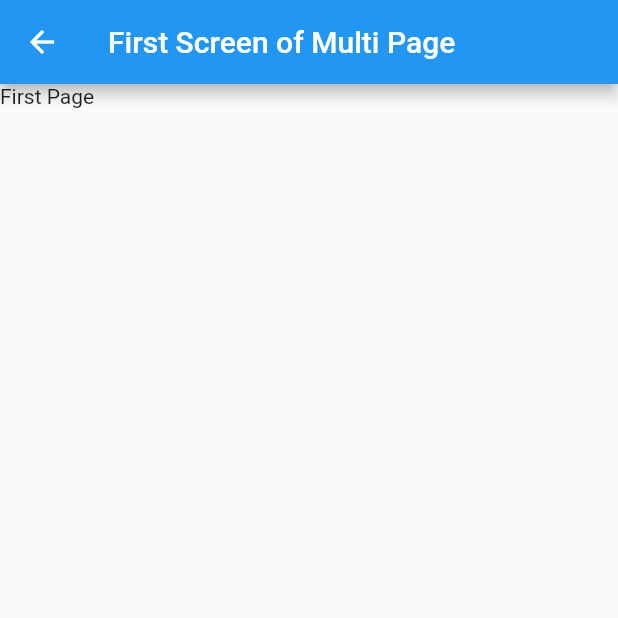
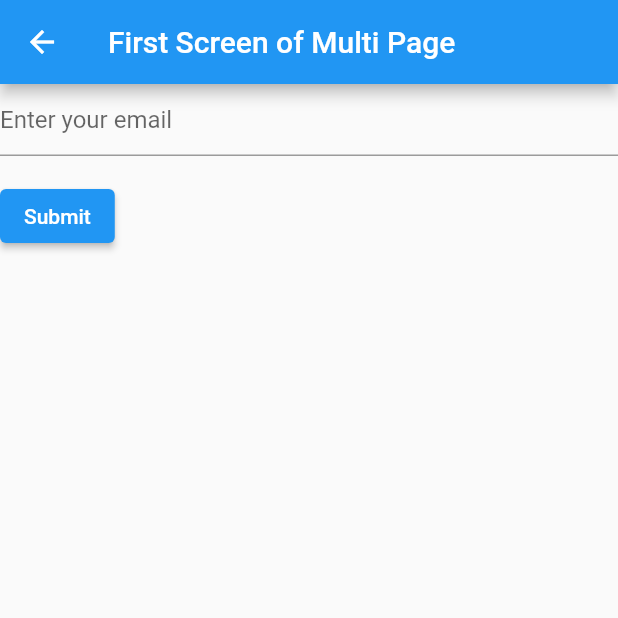
Before and after one commit to MRaifAydin/VrMarketim-AndroidApp, a Flutter app: the screen it shows after launch, in the side drawer, after a tap on "Item 1", on a phone screen of 412 x 824 dp, the top half of it. Run offline on Flutter 3.47's test engine with Material 2 defaults, Android fonts, the phone set to English and light mode, and no system bars.

Commit message:
Form added to first_screen.dart
Form added for future developments.

```diff
--- a/vr_marketim/lib/first_screen.dart
+++ b/vr_marketim/lib/first_screen.dart
@@ -10,7 +10,54 @@
       appBar: AppBar(
         title: Text("First Screen of Multi Page"),
       ),
-      body: Text("First Page"),
+      body: const MyStatefulWidget(),
     );
   }
 }
+
+class MyStatefulWidget extends StatefulWidget {
+  const MyStatefulWidget({Key? key}) : super(key: key);
+
+  @override
+  State<MyStatefulWidget> createState() => _MyStatefulWidgetState();
+}
+
+class _MyStatefulWidgetState extends State<MyStatefulWidget> {
+  final GlobalKey<FormState> _formKey = GlobalKey<FormState>();
+
+  @override
+  Widget build(BuildContext context) {
+    return Form(
+      key: _formKey,
+      child: Column(
+        crossAxisAlignment: CrossAxisAlignment.start,
+        children: <Widget>[
+          TextFormField(
+            decoration: const InputDecoration(
+              hintText: 'Enter your email',
+            ),
+            validator: (String? value) {
+              if (value == null || value.isEmpty) {
+                return 'Please enter some text';
+              }
+              return null;
+            },
+          ),
+          Padding(
+            padding: const EdgeInsets.symmetric(vertical: 16.0),
+            child: ElevatedButton(
+              onPressed: () {
+                // Validate will return true if the form is valid, or false if
+                // the form is invalid.
+                if (_formKey.currentState!.validate()) {
+                  // Process data.
+                }
+              },
+              child: const Text('Submit'),
+            ),
+          ),
+        ],
+      ),
+    );
+  }
+}
```
